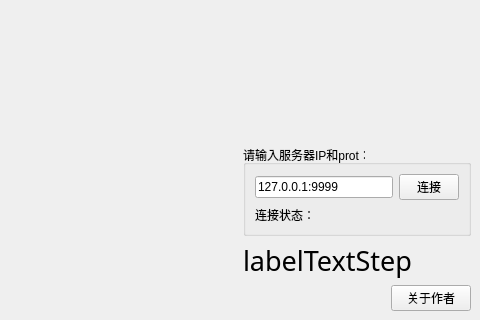
Above: ChessBoard.ui from XMuli/ChineseChess before the change; both pictures show x 676 to 1156 and y 620 to 940 of the 1156 by 940 pixel window. Below: the same form after it.
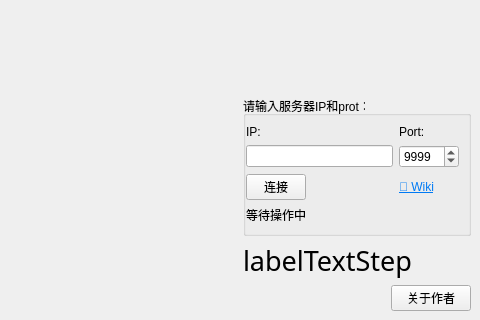
That is the form after the change. Icons and pictures are not drawn.

The edit to the form file:
```diff
--- a/ChessBoard.ui
+++ b/ChessBoard.ui
@@ -177,9 +177,59 @@
          <property name="title">
           <string>请输入服务器IP和prot：</string>
          </property>
-         <layout class="QGridLayout" name="gridLayout">
-          <item row="0" column="0">
-           <widget class="QLineEdit" name="lineEdit">
+         <layout class="QGridLayout" name="gridLayout" columnstretch="3,1" columnminimumwidth="110,60">
+          <property name="leftMargin">
+           <number>0</number>
+          </property>
+          <item row="2" column="1">
+           <widget class="QLabel" name="label_3">
+            <property name="text">
+             <string>&lt;html&gt;&lt;head/&gt;&lt;body&gt;&lt;p&gt;&lt;a href=&quot;https://github.com/XMuli/ChineseChess/wiki/%E7%BD%91%E7%BB%9C%E5%AF%B9%E6%88%98%E6%A8%A1%E5%BC%8F%E8%AE%BE%E7%BD%AE&quot;&gt;&lt;span style=&quot; text-decoration: underline; color:#007af4;&quot;&gt;📖 Wiki&lt;/span&gt;&lt;/a&gt;&lt;/p&gt;&lt;/body&gt;&lt;/html&gt;</string>
+            </property>
+            <property name="openExternalLinks">
+             <bool>true</bool>
+            </property>
+           </widget>
+          </item>
+          <item row="2" column="0">
+           <widget class="QPushButton" name="btnTcpConnect">
+            <property name="sizePolicy">
+             <sizepolicy hsizetype="Fixed" vsizetype="Fixed">
+              <horstretch>0</horstretch>
+              <verstretch>0</verstretch>
+             </sizepolicy>
+            </property>
+            <property name="minimumSize">
+             <size>
+              <width>60</width>
+              <height>0</height>
+             </size>
+            </property>
+            <property name="maximumSize">
+             <size>
+              <width>60</width>
+              <height>16777215</height>
+             </size>
+            </property>
+            <property name="text">
+             <string>连接</string>
+            </property>
+           </widget>
+          </item>
+          <item row="1" column="0">
+           <widget class="QLineEdit" name="leIp">
+            <property name="sizePolicy">
+             <sizepolicy hsizetype="Expanding" vsizetype="Fixed">
+              <horstretch>0</horstretch>
+              <verstretch>0</verstretch>
+             </sizepolicy>
+            </property>
+            <property name="minimumSize">
+             <size>
+              <width>0</width>
+              <height>0</height>
+             </size>
+            </property>
             <property name="toolTip">
              <string/>
             </property>
@@ -193,39 +243,59 @@
              <string/>
             </property>
             <property name="text">
-             <string>127.0.0.1:9999</string>
+             <string/>
             </property>
            </widget>
           </item>
-          <item row="0" column="1">
-           <widget class="QPushButton" name="btnTcpConnect">
-            <property name="sizePolicy">
-             <sizepolicy hsizetype="Fixed" vsizetype="Fixed">
-              <horstretch>0</horstretch>
-              <verstretch>0</verstretch>
-             </sizepolicy>
-            </property>
-            <property name="minimumSize">
-             <size>
-              <width>60</width>
-              <height>0</height>
-             </size>
-            </property>
-            <property name="maximumSize">
-             <size>
-              <width>60</width>
-              <height>16777215</height>
-             </size>
-            </property>
-            <property name="text">
-             <string>连接</string>
-            </property>
-           </widget>
-          </item>
-          <item row="1" column="0" colspan="2">
+          <item row="3" column="0" colspan="2">
            <widget class="QLabel" name="labConnectStatus">
             <property name="text">
-             <string>连接状态：</string>
+             <string>等待操作中</string>
+            </property>
+            <property name="wordWrap">
+             <bool>true</bool>
+            </property>
+           </widget>
+          </item>
+          <item row="0" column="0">
+           <widget class="QLabel" name="label_4">
+            <property name="text">
+             <string>IP:</string>
+            </property>
+           </widget>
+          </item>
+          <item row="0" column="1">
+           <widget class="QLabel" name="label_5">
+            <property name="text">
+             <string>Port:</string>
+            </property>
+           </widget>
+          </item>
+          <item row="1" column="1">
+           <widget class="QSpinBox" name="sbPort">
+            <property name="sizePolicy">
+             <sizepolicy hsizetype="Maximum" vsizetype="Fixed">
+              <horstretch>0</horstretch>
+              <verstretch>0</verstretch>
+             </sizepolicy>
+            </property>
+            <property name="minimumSize">
+             <size>
+              <width>0</width>
+              <height>0</height>
+             </size>
+            </property>
+            <property name="maximumSize">
+             <size>
+              <width>60</width>
+              <height>16777215</height>
+             </size>
+            </property>
+            <property name="maximum">
+             <number>65535</number>
+            </property>
+            <property name="value">
+             <number>9999</number>
             </property>
            </widget>
           </item>
```
Left out of the diff: 2 changed lines with no effect on the pictures.
